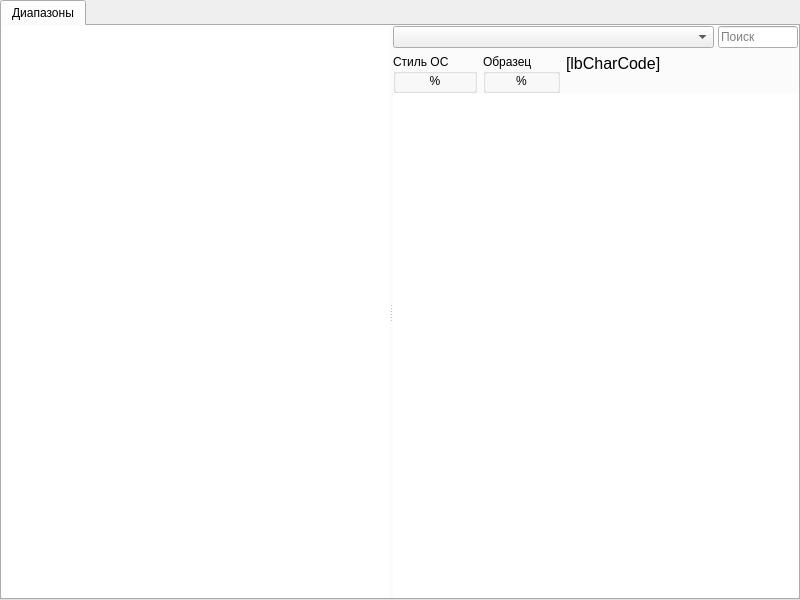
This is Unicodia/FmMain.ui in Mercury13/unicodia as Qt 5 draws it before an edit. The edited form follows.
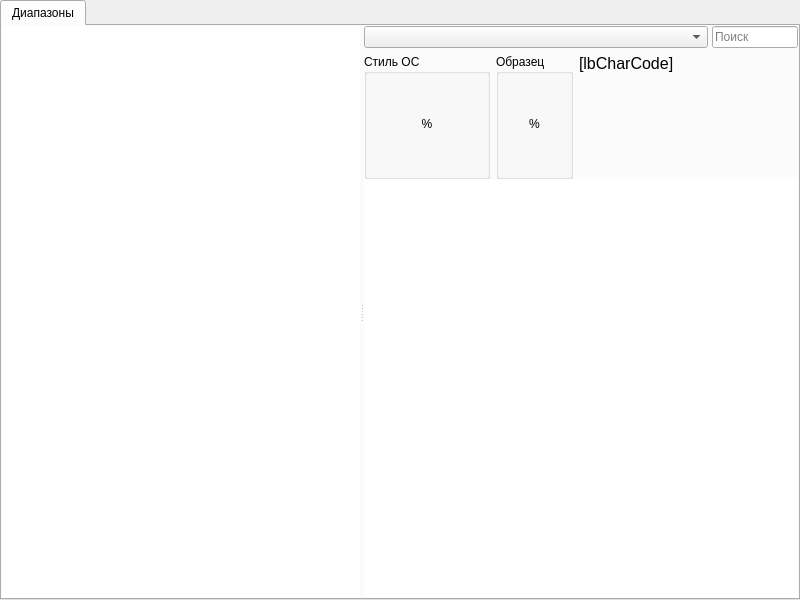
This is the edited form.

The edit to the form file:
```diff
--- a/Unicodia/FmMain.ui
+++ b/Unicodia/FmMain.ui
@@ -157,6 +157,12 @@
                     </property>
                     <item>
                      <widget class="QLabel" name="lbTypoEngine">
+                      <property name="minimumSize">
+                       <size>
+                        <width>120</width>
+                        <height>100</height>
+                       </size>
+                      </property>
                       <property name="font">
                        <font>
                         <stylestrategy>PreferAntialias</stylestrategy>
```
